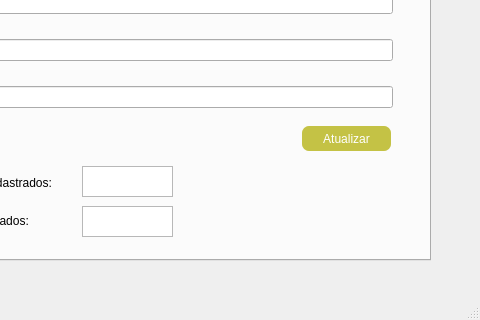
Old version of the form Professor.ui in the repository Samuel-OR/Snake_Mouth; both pictures show x 160 to 640 and y 160 to 480 of the 640 by 480 pixel window.
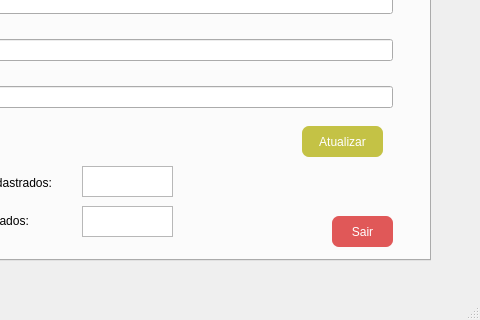
New version of the form.

Commit message: changed: class name

Diff of the .ui file:
```diff
--- a/Professor.ui
+++ b/Professor.ui
@@ -99,8 +99,8 @@
        <rect>
         <x>400</x>
         <y>240</y>
-        <width>89</width>
-        <height>25</height>
+        <width>81</width>
+        <height>31</height>
        </rect>
       </property>
       <property name="styleSheet">
@@ -172,6 +172,25 @@
        </rect>
       </property>
      </widget>
+     <widget class="QPushButton" name="pushButton_7">
+      <property name="geometry">
+       <rect>
+        <x>430</x>
+        <y>330</y>
+        <width>61</width>
+        <height>31</height>
+       </rect>
+      </property>
+      <property name="styleSheet">
+       <string notr="true">background-color: #e05858;
+border-radius: 7px;
+padding: 4px;
+color: white;</string>
+      </property>
+      <property name="text">
+       <string>Sair</string>
+      </property>
+     </widget>
     </widget>
     <widget class="QWidget" name="tab_3">
      <attribute name="title">
```
The commit also changes 11 other files.
